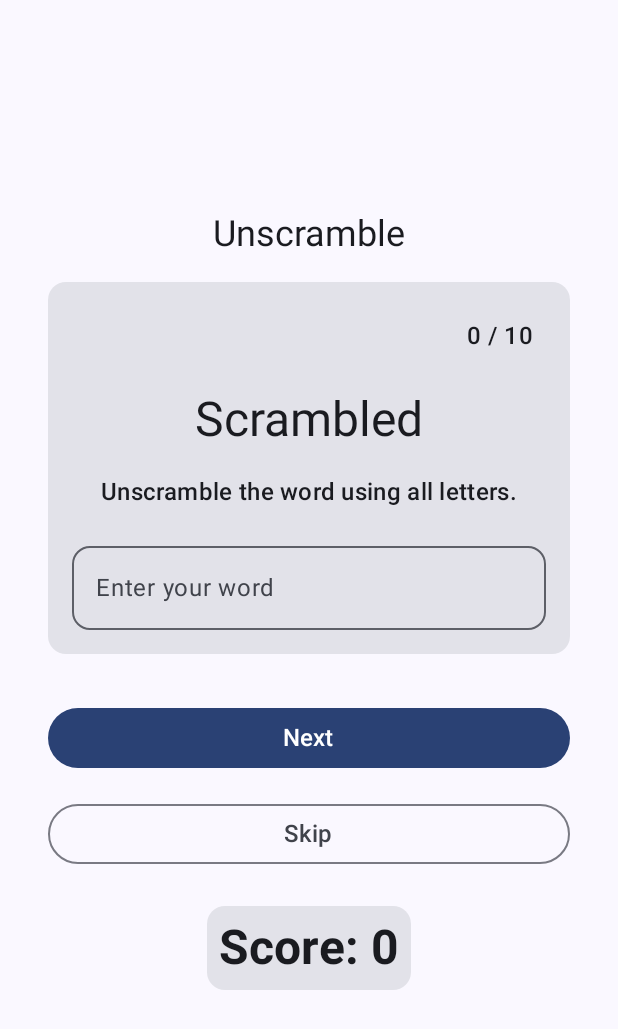
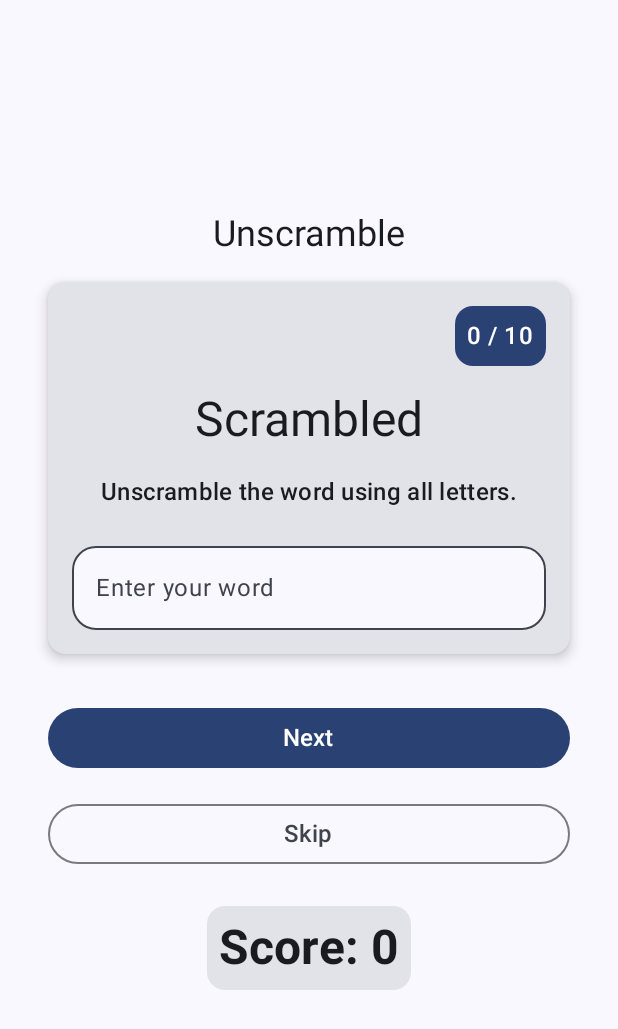
Before and after one commit to shinde-roshan/practice-compose-unscramble, an Android app built with Jetpack Compose: the screen it shows after launch (MainActivity), on a phone screen of 412 x 824 dp. Shown: the top 1029 px of the screen. Run offline under Robolectric (Android 15) with nearby library versions, the phone set to English and light mode, and no system bars.

Commit message:
ui cosmetic changes

```diff
--- a/app/src/main/java/com/example/unscramble/ui/GameScreen.kt
+++ b/app/src/main/java/com/example/unscramble/ui/GameScreen.kt
@@ -1,5 +1,6 @@
 package com.example.unscramble.ui
 
+import androidx.compose.foundation.background
 import androidx.compose.foundation.layout.Arrangement
 import androidx.compose.foundation.layout.Column
 import androidx.compose.foundation.layout.fillMaxSize
@@ -7,22 +8,29 @@ import androidx.compose.foundation.layout.fillMaxWidth
 import androidx.compose.foundation.layout.padding
 import androidx.compose.foundation.layout.safeDrawingPadding
 import androidx.compose.foundation.layout.statusBarsPadding
+import androidx.compose.foundation.layout.wrapContentHeight
 import androidx.compose.foundation.rememberScrollState
 import androidx.compose.foundation.verticalScroll
 import androidx.compose.material3.Button
 import androidx.compose.material3.Card
+import androidx.compose.material3.CardDefaults
 import androidx.compose.material3.MaterialTheme
+import androidx.compose.material3.MaterialTheme.colorScheme
+import androidx.compose.material3.MaterialTheme.shapes
 import androidx.compose.material3.OutlinedButton
 import androidx.compose.material3.OutlinedTextField
 import androidx.compose.material3.Surface
 import androidx.compose.material3.Text
+import androidx.compose.material3.TextFieldDefaults
 import androidx.compose.runtime.Composable
 import androidx.compose.ui.Alignment
 import androidx.compose.ui.Modifier
+import androidx.compose.ui.draw.clip
 import androidx.compose.ui.res.dimensionResource
 import androidx.compose.ui.res.stringResource
 import androidx.compose.ui.text.font.FontWeight
 import androidx.compose.ui.tooling.preview.Preview
+import androidx.compose.ui.unit.dp
 import androidx.compose.ui.unit.sp
 import com.example.unscramble.R
 import com.example.unscramble.ui.theme.UnscrambleTheme
@@ -48,6 +56,7 @@ fun GameScreen() {
         GameLayout(
             modifier = Modifier
                 .fillMaxWidth()
+                .wrapContentHeight()
                 .padding(paddingMedium)
         )
         Button(
@@ -84,18 +93,23 @@ fun GameLayout(modifier: Modifier = Modifier) {
     val paddingMedium = dimensionResource(id = R.dimen.padding_medium)
     val paddingSmall = dimensionResource(id = R.dimen.padding_small)
 
-    Card(modifier = modifier) {
+    Card(
+        modifier = modifier,
+        elevation = CardDefaults.cardElevation(defaultElevation = 5.dp)
+        ) {
             Column(
                 verticalArrangement = Arrangement.spacedBy(paddingMedium),
                 horizontalAlignment = Alignment.CenterHorizontally,
                 modifier = Modifier
-                .fillMaxWidth()
                     .padding(paddingMedium)
             ) {
                 Text(
                     text = stringResource(id = R.string.word_count_v_v, 0, 10),
                     style = MaterialTheme.typography.titleMedium,
+                    color = colorScheme.onPrimary,
                     modifier = Modifier
+                        .clip(shapes.medium)
+                        .background(colorScheme.surfaceTint)
                         .padding(paddingSmall)
                         .align(Alignment.End)
                 )
@@ -108,12 +122,18 @@ fun GameLayout(modifier: Modifier = Modifier) {
                     style = MaterialTheme.typography.titleMedium
                 )
                 OutlinedTextField(
+                    modifier = Modifier
+                        .fillMaxWidth(),
+                    shape = shapes.large,
+                    colors = TextFieldDefaults.colors(
+                        focusedContainerColor = colorScheme.surface,
+                        unfocusedContainerColor = colorScheme.surface,
+                        disabledContainerColor = colorScheme.surface
+                    ),
                     value = "",
                     onValueChange = {},
                     label = { Text(text = stringResource(id = R.string.text_field_instruction)) },
-                shape = MaterialTheme.shapes.medium,
-                modifier = Modifier
-                    .fillMaxWidth()
+                    isError = false
                 )
             }
         }
```
Lines whose indentation alone changed are shown as unchanged.
